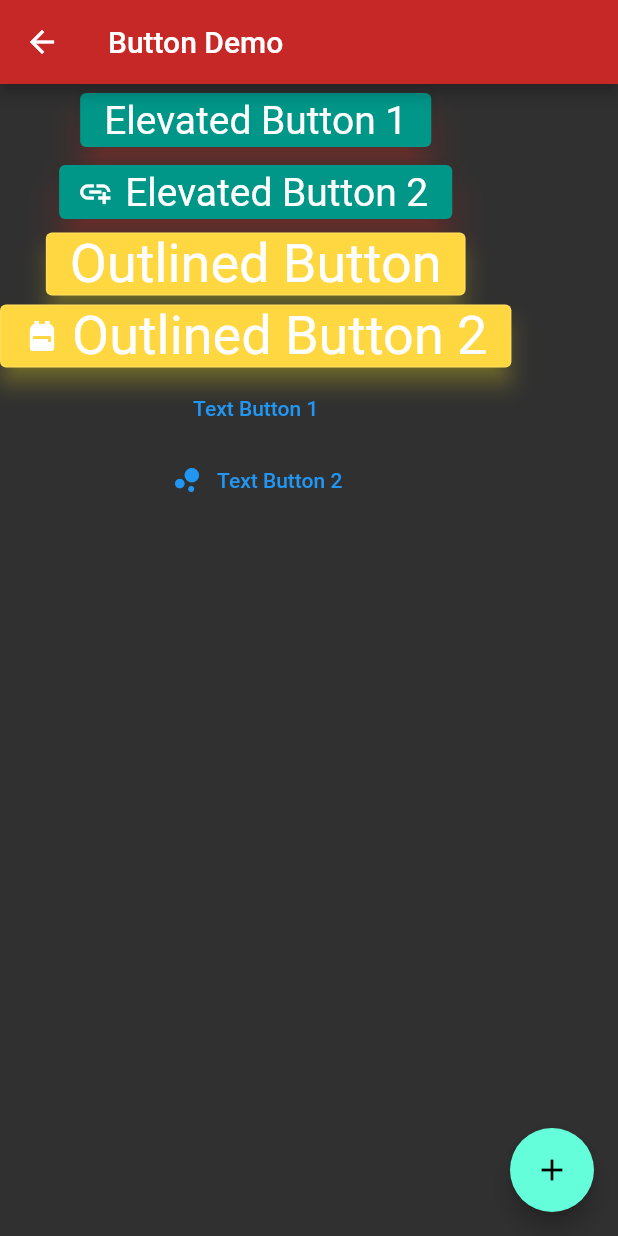
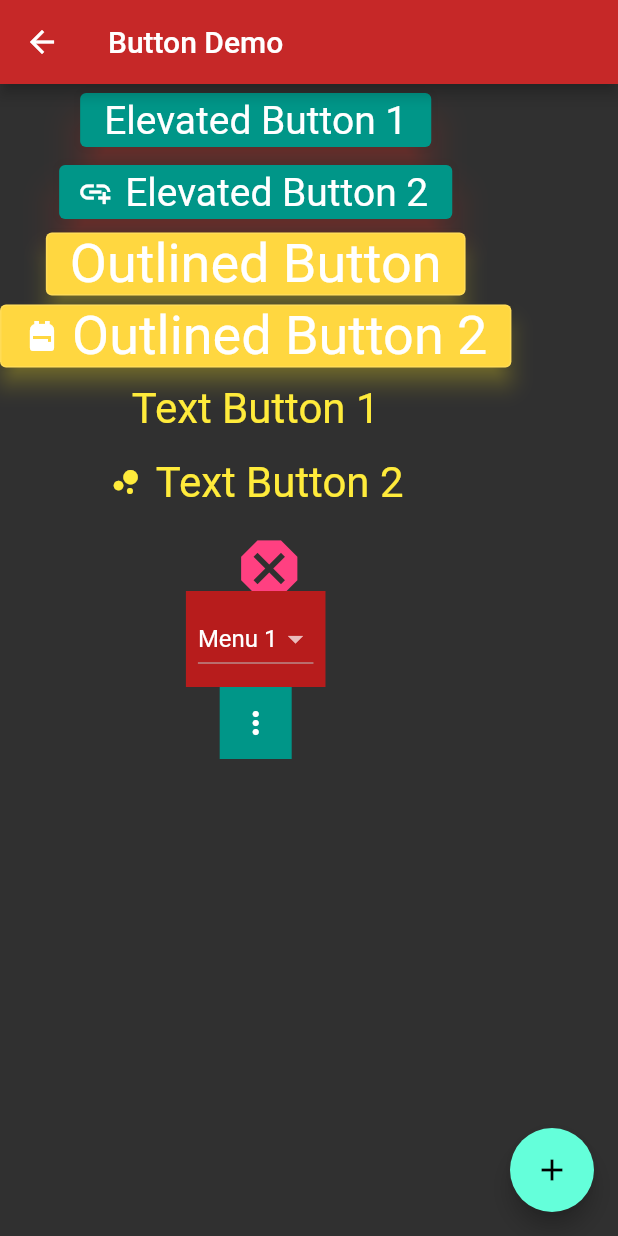
Before and after one commit to ramyapentyala09/cs5303-lesson1, a Flutter app: the screen it shows after launch, after a tap on "Button Demo", on a phone screen of 412 x 824 dp. Run offline on Flutter 3.47's test engine with Material 2 defaults, Android fonts, the phone set to English and light mode, and no system bars; network calls fail.

Commit message:
init commit

```diff
--- a/lib/main.dart
+++ b/lib/main.dart
@@ -1,5 +1,6 @@
 import 'package:flutter/material.dart';
 import 'package:lesson1/viewscreen/buttondemo_screen.dart';
+import 'package:lesson1/viewscreen/fontdemo_screen.dart';
 import 'package:lesson1/viewscreen/image_screen.dart';
 import 'package:lesson1/viewscreen/materialdesign_screen.dart';
 import 'package:lesson1/viewscreen/start_screen.dart';
@@ -48,6 +49,14 @@ class Lesson1App extends StatelessWidget {
               ),
           ),
         ),
+        textButtonTheme: TextButtonThemeData(
+        style: TextButton.styleFrom(
+          primary: Colors.yellow,
+          textStyle: TextStyle(
+            fontSize: 28.0,
+          ),
+        ),
+        ),
       ),
       initialRoute: StartScreen.routeName,
       routes: {
@@ -55,6 +64,7 @@ class Lesson1App extends StatelessWidget {
         MaterialDesignScreen.routeName: (context) => MaterialDesignScreen(),
         ImageScreen.routeName: (context) => ImageScreen(),
         ButtonDemoScreen.routeName: (context) => ButtonDemoScreen(),
+        FontDemoScreen.routeName: (context) => FontDemoScreen(),
   },
     );
   }
--- a/lib/viewscreen/buttondemo_screen.dart
+++ b/lib/viewscreen/buttondemo_screen.dart
@@ -1,4 +1,8 @@
 import 'package:flutter/material.dart';
+
+enum _Language{
+  Dart, Java, Javascript, Cpp, Python, Csharp,
+}
 
 class ButtonDemoScreen extends StatelessWidget{
   static const routeName = '/buttonDemoScreen';
@@ -12,7 +16,8 @@ class ButtonDemoScreen extends StatelessWidget{
         onPressed: () => print('+++++++++++ Floating Action Button'),
         child: Icon(Icons.add),
       ),
-      body: Column(
+      body: SingleChildScrollView(
+        child: Column(
           children: [
             ElevatedButton(
               onPressed: () { print('Elevated Button 1');
@@ -42,7 +47,53 @@ class ButtonDemoScreen extends StatelessWidget{
                   icon: Icon(Icons.bubble_chart),
                   label: Text('Text Button 2'),
                   ),
+                  IconButton(
+                    onPressed: () => print('===== Icon Button'),
+                    icon: Icon(Icons.dangerous, size: 50.0, color: Colors.pinkAccent,),
+                    ),
+                    Container(
+                      color: Colors.red[900],
+                      padding: EdgeInsets.all(8.0),
+                      child: DropdownButton<int> (
+                        value: 1,
+                        onChanged: (int? value){
+                          print('===== drop down menu: $value');
+                        },
+                        items: [
+                          DropdownMenuItem(
+                            value: 0,
+                            child: Text('Menu 0'),
+                          ),
+                          DropdownMenuItem(
+                            value: 1,
+                            child: Text('Menu 1'),
+                          ),
+                          DropdownMenuItem(
+                            value: 2,
+                            child: Text('Menu 2'),
+                          ),
                         ],
+                      ),
+                    ),
+                    Container(
+                      color: Colors.teal,
+                      child: PopupMenuButton<_Language>(
+                        initialValue: _Language.Dart,
+                        onSelected: (_Language value) {
+                          print('====== selected is $value');
+                        },
+                        itemBuilder: (context) => [
+                          for (var lang in _Language.values)
+                          PopupMenuItem(
+                            value: lang,
+                            child: Text('${lang.toString().split('.')[1]}'),
+                            ),
+
+                        ],
+                        ),
+                    ),
+          ],
+          ),
       ),
     );
 
--- a/lib/viewscreen/start_screen.dart
+++ b/lib/viewscreen/start_screen.dart
@@ -1,4 +1,5 @@
 import 'package:flutter/material.dart';
+import 'package:lesson1/viewscreen/fontdemo_screen.dart';
 
 import 'buttondemo_screen.dart';
 import 'image_screen.dart';
@@ -117,6 +118,14 @@ class StartScreen extends StatelessWidget {
              style: Theme.of(context).textTheme.button,
           ),
           ),
+          ElevatedButton(
+            onPressed: () => Navigator.pushNamed(context, FontDemoScreen.routeName),
+
+          child: Text(
+            'Font Demo',
+             style: Theme.of(context).textTheme.button,
+          ),
+          ),
       ],
       ),
       floatingActionButton: FloatingActionButton(
```
Also changed, not shown: lib/viewscreen/fontdemo_screen.dart (added, +17 -0 lines). Lines whose indentation alone changed are shown as unchanged.
